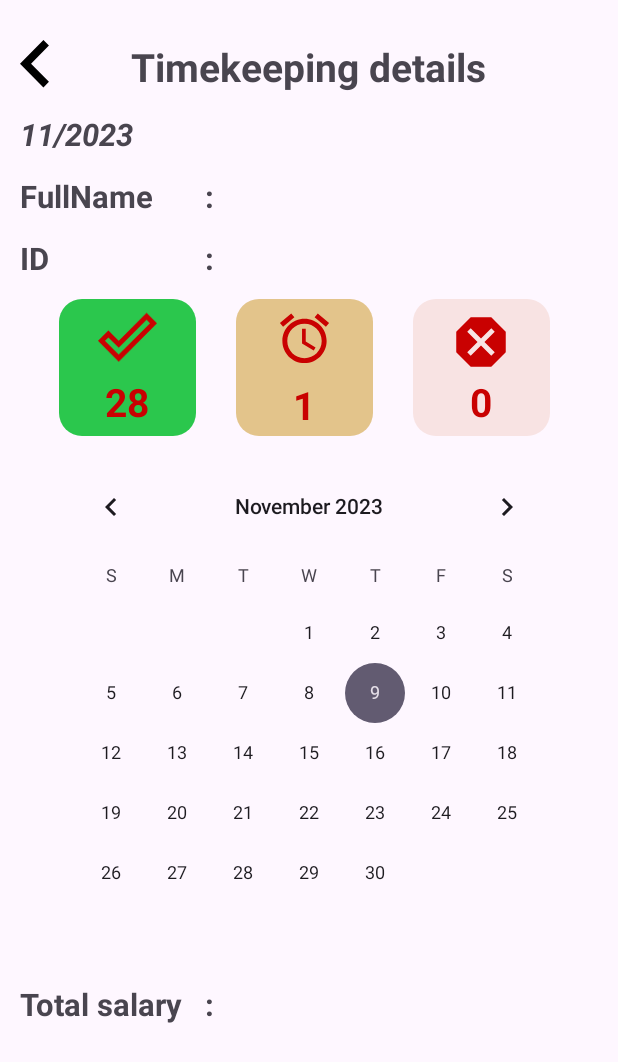
After one commit to VanAnh290903/Timekeeping, an Android app: the DetailTimeleepingActivity screen opened directly, with no data from a screen before it, on a phone screen of 412 x 824 dp. The commit adds this screen. Shown: the top 1062 px of the screen. Run offline under Robolectric (Android 15) with nearby library versions, the phone set to English and light mode, and no system bars; our stand-ins replace sdp/ssp sizes.

Commit message:
detail timekeeping
 layout chi tiết chấm công và danh sách lương

```diff
--- a/app/src/main/java/com/vanh/timekeeping/activities/DetailStaffActivity.java
+++ b/app/src/main/java/com/vanh/timekeeping/activities/DetailStaffActivity.java
@@ -126,6 +126,13 @@ public class DetailStaffActivity extends AppCompatActivity {
 
             }
         });
+        binding.btnViewDetailTimekeeping.setOnClickListener(new View.OnClickListener() {
+            @Override
+            public void onClick(View view) {
+                Intent intent= new Intent(getApplicationContext(),DetailStaffActivity.class);
+                startActivity(intent);
+            }
+        });
         binding.btnEdit.setOnClickListener(new View.OnClickListener() {
             @Override
             public void onClick(View view) {
--- /dev/null
+++ b/app/src/main/java/com/vanh/timekeeping/activities/DetailTimeleepingActivity.java
@@ -0,0 +1,36 @@
+package com.vanh.timekeeping.activities;
+
+import androidx.appcompat.app.AppCompatActivity;
+
+import android.os.Bundle;
+import android.widget.TextView;
+
+import com.vanh.timekeeping.databinding.ActivityDetailTimeleepingBinding;
+
+import java.text.SimpleDateFormat;
+import java.util.Date;
+import java.util.Locale;
+
+public class DetailTimeleepingActivity extends AppCompatActivity {
+    private ActivityDetailTimeleepingBinding binding;
+    @Override
+    protected void onCreate(Bundle savedInstanceState) {
+        super.onCreate(savedInstanceState);
+        binding= ActivityDetailTimeleepingBinding.inflate(getLayoutInflater());
+        setContentView(binding.getRoot());
+        init();
+        setListener();
+    }
+    private void init(){}
+    private void setListener(){
+        Date currentDate = new Date();
+
+        // Định dạng thời gian thành tháng/năm (vd: 11/2023)
+        SimpleDateFormat sdf = new SimpleDateFormat("MM/yyyy", Locale.getDefault());
+        String formattedDate = sdf.format(currentDate);
+
+        // Lấy TextView từ layout và cập nhật giá trị
+        TextView textViewMonthYear = binding.viewMonth;
+        textViewMonthYear.setText(formattedDate);
+    }
+}
--- a/app/src/main/res/drawable/ic_timekeeping.xml
+++ b/app/src/main/res/drawable/ic_timekeeping.xml
@@ -1,9 +1,9 @@
 <vector xmlns:android="http://schemas.android.com/apk/res/android"
-    android:width="22dp"
-    android:height="31dp"
-    android:viewportWidth="22"
-    android:viewportHeight="31">
+    android:width="44dp"
+    android:height="47dp"
+    android:viewportWidth="44"
+    android:viewportHeight="47">
   <path
-      android:pathData="M17.111,13.95H4.889V17.05H17.111V13.95ZM19.556,3.1H18.333V0H15.889V3.1H6.111V0H3.667V3.1H2.444C1.088,3.1 0.012,4.495 0.012,6.2L0,27.9C0,29.605 1.088,31 2.444,31H19.556C20.9,31 22,29.605 22,27.9V6.2C22,4.495 20.9,3.1 19.556,3.1ZM19.556,27.9H2.444V10.85H19.556V27.9ZM13.444,20.15H4.889V23.25H13.444V20.15Z"
-      android:fillColor="@color/gray_dark"/>
+      android:pathData="M34.083,21.333H9.917V26H34.083V21.333ZM38.917,5H36.5V0.333H31.667V5H12.333V0.333H7.5V5H5.083C2.401,5 0.274,7.1 0.274,9.667L0.25,42.333C0.25,44.9 2.401,47 5.083,47H38.917C41.575,47 43.75,44.9 43.75,42.333V9.667C43.75,7.1 41.575,5 38.917,5ZM38.917,42.333H5.083V16.667H38.917V42.333ZM26.833,30.667H9.917V35.333H26.833V30.667Z"
+      android:fillColor="@color/red"/>
 </vector>
--- /dev/null
+++ b/app/src/main/res/drawable/icon__2_.xml
@@ -0,0 +1,10 @@
+<vector xmlns:android="http://schemas.android.com/apk/res/android"
+    android:width="20dp"
+    android:height="20dp"
+    android:viewportWidth="20"
+    android:viewportHeight="20">
+  <path
+      android:pathData="M10,0C4.47,0 0,4.47 0,10C0,15.53 4.47,20 10,20C15.53,20 20,15.53 20,10C20,4.47 15.53,0 10,0ZM10,18C5.59,18 2,14.41 2,10C2,5.59 5.59,2 10,2C14.41,2 18,5.59 18,10C18,14.41 14.41,18 10,18ZM10,8.59L13.59,5L15,6.41L11.41,10L15,13.59L13.59,15L10,11.41L6.41,15L5,13.59L8.59,10L5,6.41L6.41,5L10,8.59Z"
+      android:fillColor="#49454F"
+      android:fillType="evenOdd"/>
+</vector>
--- a/app/src/main/res/layout/activity_add_staff.xml
+++ b/app/src/main/res/layout/activity_add_staff.xml
@@ -1,11 +1,16 @@
 <?xml version="1.0" encoding="utf-8"?>
-<RelativeLayout xmlns:android="http://schemas.android.com/apk/res/android"
+<ScrollView
+    xmlns:android="http://schemas.android.com/apk/res/android"
     xmlns:app="http://schemas.android.com/apk/res-auto"
     xmlns:tools="http://schemas.android.com/tools"
     android:layout_width="match_parent"
     android:layout_height="match_parent"
+    tools:context=".activities.DetailStaffActivity">
+    <RelativeLayout
+        android:layout_width="match_parent"
+        android:layout_height="wrap_content"
         android:layout_margin="@dimen/_10sdp"
-    tools:context=".activities.DetailStaffActivity">
+        >
 
         <RelativeLayout
             android:id="@+id/titleMain"
@@ -28,7 +33,7 @@
             android:layout_height="@dimen/_100sdp"
             android:layout_below="@+id/titleMain"
             android:layout_centerHorizontal="true"
-        android:layout_marginTop="@dimen/_30sdp"
+            android:layout_marginTop="@dimen/_20sdp"
             android:src="@drawable/img_avatar_default"
             android:background="@drawable/bg_circle"/>
 
@@ -38,10 +43,8 @@
             android:layout_width="match_parent"
             android:layout_height="wrap_content"
             android:layout_below="@id/img_avtAddStaff"
-        android:layout_marginTop="@dimen/_30sdp"
+            android:layout_marginTop="@dimen/_20sdp"
             >
-
-
             <TextView
                 android:id="@+id/lable_AddGender"
                 style="@style/StringStaff"
@@ -108,7 +111,7 @@
             android:layout_width="match_parent"
             android:layout_height="wrap_content"
             android:layout_below="@id/inf_AddGender"
-        android:layout_marginTop="@dimen/_30sdp"
+            android:layout_marginTop="@dimen/_20sdp"
 
             >
 
@@ -139,7 +142,7 @@
             android:layout_width="match_parent"
             android:layout_height="wrap_content"
             android:layout_below="@id/inf_AddidStaff"
-        android:layout_marginTop="@dimen/_30sdp"
+            android:layout_marginTop="@dimen/_20sdp"
 
             >
 
@@ -204,7 +207,7 @@
             android:layout_width="match_parent"
             android:layout_height="wrap_content"
             android:layout_below="@id/inf_AddbirthdayStaff"
-        android:layout_marginTop="@dimen/_30sdp"
+            android:layout_marginTop="@dimen/_20sdp"
 
             >
 
@@ -241,10 +244,10 @@
                 android:layout_width="@dimen/_200sdp"
                 android:layout_height="wrap_content"
                 android:layout_gravity="center"
-            android:layout_marginHorizontal="20dp"
-            android:paddingHorizontal="50dp"
+                android:layout_marginHorizontal="@dimen/_20sdp"
+                android:paddingHorizontal="@dimen/_50sdp"
                 android:text="@string/add_staff"
-            android:layout_marginTop="30dp"
+                android:layout_marginTop="@dimen/_30sdp"
                 android:backgroundTint="@color/pink"
                 />
             <Button
@@ -253,12 +256,13 @@
                 android:layout_height="wrap_content"
                 android:layout_gravity="center"
                 android:layout_marginHorizontal="@dimen/_20sdp"
-            android:paddingHorizontal="50dp"
+                android:paddingHorizontal="@dimen/_50sdp"
                 android:text="@string/cancel"
-            android:layout_marginTop="10dp"
+                android:layout_marginTop="@dimen/_5sdp"
                 android:backgroundTint="@color/pink_light"
                 android:layout_below="@id/btnAddStaff"
                 android:textColor="@color/black"
                 />
         </RelativeLayout>
     </RelativeLayout>
+</ScrollView>
--- a/app/src/main/res/layout/activity_detail_staff.xml
+++ b/app/src/main/res/layout/activity_detail_staff.xml
@@ -21,14 +21,14 @@
                 android:id="@+id/btn_back"
                 android:layout_width="wrap_content"
                 android:layout_height="wrap_content"
-                android:src="@drawable/ic_prev" />
+                android:src="@drawable/ic_prev"
+                android:layout_centerVertical="true"/>
 
             <TextView
                 android:id="@+id/titleInfStaff"
                 android:layout_width="wrap_content"
                 android:layout_height="wrap_content"
                 android:layout_centerInParent="true"
-                android:layout_centerHorizontal="true"
                 android:text="@string/staff_information"
                 android:textSize="@dimen/_20ssp"
                 android:textStyle="bold" />
@@ -96,7 +96,8 @@
                 android:layout_height="match_parent"
                 android:background="@drawable/bg_content"
                 android:paddingVertical="@dimen/_5sdp"
-                android:paddingHorizontal="@dimen/_10sdp">
+                android:paddingHorizontal="@dimen/_10sdp"
+                android:id="@+id/btnViewDetailTimekeeping">
 
                 <TextView
                     android:id="@+id/textView4"
--- /dev/null
+++ b/app/src/main/res/layout/activity_detail_timeleeping.xml
@@ -0,0 +1,247 @@
+<?xml version="1.0" encoding="utf-8"?>
+<RelativeLayout xmlns:android="http://schemas.android.com/apk/res/android"
+    xmlns:app="http://schemas.android.com/apk/res-auto"
+    xmlns:tools="http://schemas.android.com/tools"
+    android:layout_width="match_parent"
+    android:layout_height="match_parent"
+    tools:context=".activities.DetailTimeleepingActivity">
+
+    <RelativeLayout
+        android:layout_width="match_parent"
+        android:layout_height="wrap_content"
+        android:layout_marginStart="@dimen/_10sdp"
+        android:layout_marginTop="@dimen/_10sdp"
+        android:layout_marginEnd="@dimen/_10sdp"
+        android:layout_marginBottom="@dimen/_10sdp">
+        <ImageView
+            android:id="@+id/btn_back"
+            android:layout_width="wrap_content"
+            android:layout_height="wrap_content"
+            android:src="@drawable/ic_prev"
+            android:layout_marginTop="@dimen/_10sdp"
+           />
+        <TextView
+            android:id="@+id/titledetailtk"
+            android:layout_width="wrap_content"
+            android:layout_height="wrap_content"
+            android:layout_centerHorizontal="true"
+            android:layout_marginTop="@dimen/_10sdp"
+            android:text="@string/timekeeping_details"
+            android:textSize="@dimen/_20ssp"
+            android:textStyle="bold" />
+
+        <TextView
+            android:id="@+id/viewMonth"
+            style="@style/StringStaff"
+            android:layout_width="match_parent"
+            android:layout_height="wrap_content"
+            android:layout_below="@+id/titledetailtk"
+            android:text="thang nam"
+            android:textStyle="italic|bold"
+            android:layout_marginTop="@dimen/_10sdp"/>
+
+        <RelativeLayout
+            android:id="@+id/inf_nameStaff"
+            android:layout_width="match_parent"
+            android:layout_height="wrap_content"
+            android:layout_below="@id/viewMonth"
+            android:layout_marginTop="@dimen/_10sdp"
+
+            >
+
+            <TextView
+                android:id="@+id/lable_Name"
+                style="@style/StringStaff"
+                android:layout_width="wrap_content"
+                android:layout_height="wrap_content"
+                android:text="@string/nameStaff" />
+
+            <TextView
+                style="@style/StringStaff"
+                android:layout_width="wrap_content"
+                android:layout_height="wrap_content"
+                android:layout_marginLeft="@dimen/_95sdp"
+                android:text=":" />
+
+            <TextView
+                android:id="@+id/result_Name"
+                style="@style/StringStaff"
+                android:layout_width="wrap_content"
+                android:layout_height="wrap_content"
+                android:layout_marginLeft="@dimen/_120sdp"
+                android:text="" />
+
+        </RelativeLayout>
+
+        <RelativeLayout
+            android:id="@+id/inf_idStaff"
+            android:layout_width="match_parent"
+            android:layout_height="wrap_content"
+            android:layout_below="@id/inf_nameStaff"
+            android:layout_marginTop="@dimen/_10sdp"
+
+            >
+
+            <TextView
+                android:id="@+id/lable_ID"
+                style="@style/StringStaff"
+                android:layout_width="wrap_content"
+                android:layout_height="wrap_content"
+                android:text="@string/idStaff" />
+
+            <TextView
+                style="@style/StringStaff"
+                android:layout_width="wrap_content"
+                android:layout_height="wrap_content"
+                android:layout_marginLeft="@dimen/_95sdp"
+                android:text=":" />
+
+            <TextView
+                android:id="@+id/result_ID"
+                style="@style/StringStaff"
+                android:layout_width="wrap_content"
+                android:layout_height="wrap_content"
+                android:layout_marginLeft="@dimen/_120sdp"
+                android:text="" />
+        </RelativeLayout>
+
+        <RelativeLayout
+            android:id="@+id/result_Timekeeping"
+            android:layout_width="match_parent"
+            android:layout_height="wrap_content"
+            android:layout_below="@+id/inf_idStaff"
+            android:layout_marginVertical="@dimen/_10sdp">
+
+            <RelativeLayout
+                android:id="@+id/result_Accept"
+                android:layout_width="@dimen/_70sdp"
+                android:layout_height="@dimen/_70sdp"
+                android:layout_marginLeft="@dimen/_20sdp"
+                android:layout_marginRight="@dimen/_10sdp"
+                android:background="@drawable/bg_inforstaff"
+                android:backgroundTint="@color/green"
+                android:padding="@dimen/_5sdp">
+
+                <ImageView
+                    android:id="@+id/inf_Accept"
+                    android:layout_width="@dimen/_30sdp"
+                    android:layout_height="wrap_content"
+                    android:layout_centerHorizontal="true"
+                    android:src="@drawable/ic_accept" />
+
+                <TextView
+                    android:layout_width="wrap_content"
+                    android:layout_height="wrap_content"
+                    android:layout_below="@+id/inf_Accept"
+                    android:layout_centerHorizontal="true"
+                    android:layout_marginTop="@dimen/_5sdp"
+                    android:text="28"
+                    android:textColor="@color/red"
+                    android:textSize="@dimen/_20ssp"
+                    android:textStyle="bold" />
+            </RelativeLayout>
+
+            <RelativeLayout
+                android:id="@+id/result_Late"
+                android:layout_width="@dimen/_70sdp"
+                android:layout_height="@dimen/_70sdp"
+                android:layout_marginHorizontal="@dimen/_10sdp"
+                android:layout_toRightOf="@+id/result_Accept"
+                android:background="@drawable/bg_inforstaff"
+                android:backgroundTint="@color/beige"
+                android:padding="@dimen/_5sdp">
+
+                <ImageView
+                    android:id="@+id/inf_Late"
+                    android:layout_width="@dimen/_30sdp"
+                    android:layout_height="@dimen/_30sdp"
+                    android:layout_centerHorizontal="true"
+                    android:src="@drawable/ic_alarmtime" />
+
+                <TextView
+                    android:layout_width="wrap_content"
+                    android:layout_height="wrap_content"
+                    android:layout_below="@+id/inf_Late"
+                    android:layout_centerHorizontal="true"
+                    android:layout_marginTop="@dimen/_5sdp"
+                    android:text="1"
+                    android:textColor="@color/red"
+                    android:textSize="@dimen/_20ssp"
+                    android:textStyle="bold" />
+            </RelativeLayout>
+
+            <RelativeLayout
+                android:id="@+id/result_Off"
+                android:layout_width="@dimen/_70sdp"
+                android:layout_height="@dimen/_70sdp"
+                android:layout_marginHorizontal="@dimen/_10sdp"
+                android:layout_toRightOf="@+id/result_Late"
+                android:background="@drawable/bg_inforstaff"
+                android:backgroundTint="@color/pink_light"
+                android:padding="@dimen/_5sdp">
+
+                <ImageView
+                    android:id="@+id/inf_Off"
+                    android:layout_width="wrap_content"
+                    android:layout_height="wrap_content"
+                    android:layout_centerHorizontal="true"
+                    android:src="@drawable/ic_stop" />
+
+                <TextView
+                    android:layout_width="wrap_content"
+                    android:layout_height="wrap_content"
+                    android:layout_below="@+id/inf_Off"
+                    android:layout_centerHorizontal="true"
+                    android:text="0"
+                    android:textColor="@color/red"
+                    android:textSize="@dimen/_20ssp"
+                    android:textStyle="bold" />
+            </RelativeLayout>
+
+        </RelativeLayout>
+
+        <CalendarView
+            android:id="@+id/calendarView"
+            android:layout_width="wrap_content"
+            android:layout_height="wrap_content"
+            android:layout_below="@+id/result_Timekeeping"
+            android:layout_centerHorizontal="true"/>
+
+        <RelativeLayout
+            android:id="@+id/inf_SalaryStaff"
+            android:layout_width="match_parent"
+            android:layout_height="wrap_content"
+            android:layout_below="@id/calendarView"
+            android:layout_marginTop="@dimen/_10sdp">
+
+            <TextView
+                android:id="@+id/lable_Salary"
+                style="@style/StringStaff"
+                android:layout_width="wrap_content"
+                android:layout_height="wrap_content"
+                android:text="@string/total_salary" />
+
+            <TextView
+                style="@style/StringStaff"
+                android:layout_width="wrap_content"
+                android:layout_height="wrap_content"
+                android:layout_marginLeft="@dimen/_95sdp"
+                android:text=":" />
+
+            <TextView
+                android:id="@+id/result_Salary"
+                style="@style/StringStaff"
+                android:layout_width="wrap_content"
+                android:layout_height="wrap_content"
+                android:layout_marginLeft="@dimen/_120sdp"
+                android:text="" />
+
+        </RelativeLayout>
+
+
+    </RelativeLayout>
+
+
+
+
+</RelativeLayout>
--- a/app/src/main/res/layout/activity_review.xml
+++ b/app/src/main/res/layout/activity_review.xml
@@ -1,10 +1,14 @@
 <?xml version="1.0" encoding="utf-8"?>
-<RelativeLayout xmlns:android="http://schemas.android.com/apk/res/android"
+<ScrollView
+    xmlns:android="http://schemas.android.com/apk/res/android"
     xmlns:tools="http://schemas.android.com/tools"
     android:layout_width="match_parent"
     android:layout_height="match_parent"
     android:orientation="horizontal"
     xmlns:app="http://schemas.android.com/apk/res-auto">
+    <RelativeLayout
+        android:layout_width="match_parent"
+        android:layout_height="wrap_content">
 
         <RelativeLayout
             android:id="@+id/titleHeader"
@@ -46,7 +50,7 @@
 
             <EditText
                 android:id="@+id/search_src_text"
-            android:layout_width="wrap_content"
+                android:layout_width="@dimen/_220sdp"
                 android:layout_height="wrap_content"
                 android:layout_toEndOf="@id/icsearchImg"
                 android:hint="@string/search"
@@ -82,7 +86,9 @@
         <RelativeLayout
             android:layout_width="match_parent"
             android:layout_height="wrap_content"
-        android:layout_alignParentBottom="true"
+            android:layout_below="@+id/rcvRVTimeKeepingList"
+            android:layout_marginTop="@dimen/_20sdp"
+            android:layout_marginBottom="@dimen/_10sdp"
             >
             <Button
                 android:id="@+id/btnCancel"
@@ -109,3 +115,4 @@
         </RelativeLayout>
 
     </RelativeLayout>
+</ScrollView>
--- a/app/src/main/res/layout/activity_timekeeping.xml
+++ b/app/src/main/res/layout/activity_timekeeping.xml
@@ -1,14 +1,11 @@
 <?xml version="1.0" encoding="utf-8"?>
-<ScrollView
-    xmlns:android="http://schemas.android.com/apk/res/android"
-    xmlns:tools="http://schemas.android.com/tools"
-    android:layout_width="match_parent"
-    android:layout_height="match_parent"
-    android:orientation="horizontal"
-    xmlns:app="http://schemas.android.com/apk/res-auto">
     <RelativeLayout
+        xmlns:android="http://schemas.android.com/apk/res/android"
+        xmlns:tools="http://schemas.android.com/tools"
         android:layout_width="match_parent"
-        android:layout_height="wrap_content"
+        android:layout_height="match_parent"
+        android:orientation="horizontal"
+        xmlns:app="http://schemas.android.com/apk/res-auto"
         >
         <RelativeLayout
             android:id="@+id/titleHeader"
@@ -87,7 +84,8 @@
         <RelativeLayout
             android:layout_width="match_parent"
             android:layout_height="wrap_content"
-            android:layout_below="@+id/rcvTimeKeepingList"
+            android:layout_alignParentBottom="true"
+            android:layout_marginBottom="@dimen/_10sdp"
             >
             <Button
                 android:id="@+id/btnCancel"
@@ -114,5 +112,3 @@
         </RelativeLayout>
 
     </RelativeLayout>
-
-</ScrollView>
--- a/app/src/main/res/layout/fragment_timekeeping.xml
+++ b/app/src/main/res/layout/fragment_timekeeping.xml
@@ -11,15 +11,19 @@
         android:layout_height="wrap_content"
         android:text="time"
         tools:layout_editor_absoluteX="178dp"
-        tools:layout_editor_absoluteY="343dp" />
+        tools:layout_editor_absoluteY="343dp"
+        tools:ignore="MissingConstraints" />
 
     <com.google.android.material.floatingactionbutton.FloatingActionButton
         android:id="@+id/btnTimeKeeping"
         android:layout_width="wrap_content"
         android:layout_height="wrap_content"
         android:clickable="true"
+        android:contentDescription="Chuyen sang trang cham cong"
         app:layout_constraintEnd_toEndOf="parent"
         app:layout_constraintBottom_toBottomOf="parent"
-        app:srcCompat="@android:drawable/ic_input_add"
-        android:layout_margin="@dimen/_15sdp"/>
+        app:srcCompat="@drawable/ic_timekeeping"
+        android:layout_margin="@dimen/_15sdp"
+        />
+
 </androidx.constraintlayout.widget.ConstraintLayout>
```
Also changed, not shown: app/src/main/AndroidManifest.xml (+5 -2 lines). Lines whose indentation alone changed are shown as unchanged.
